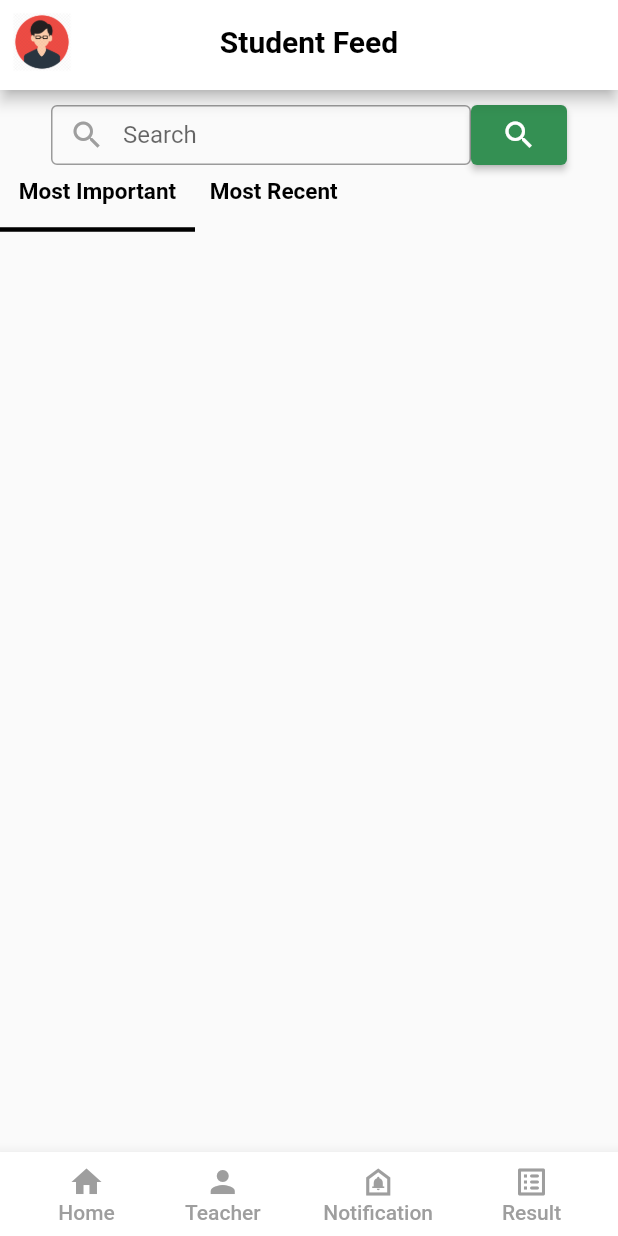
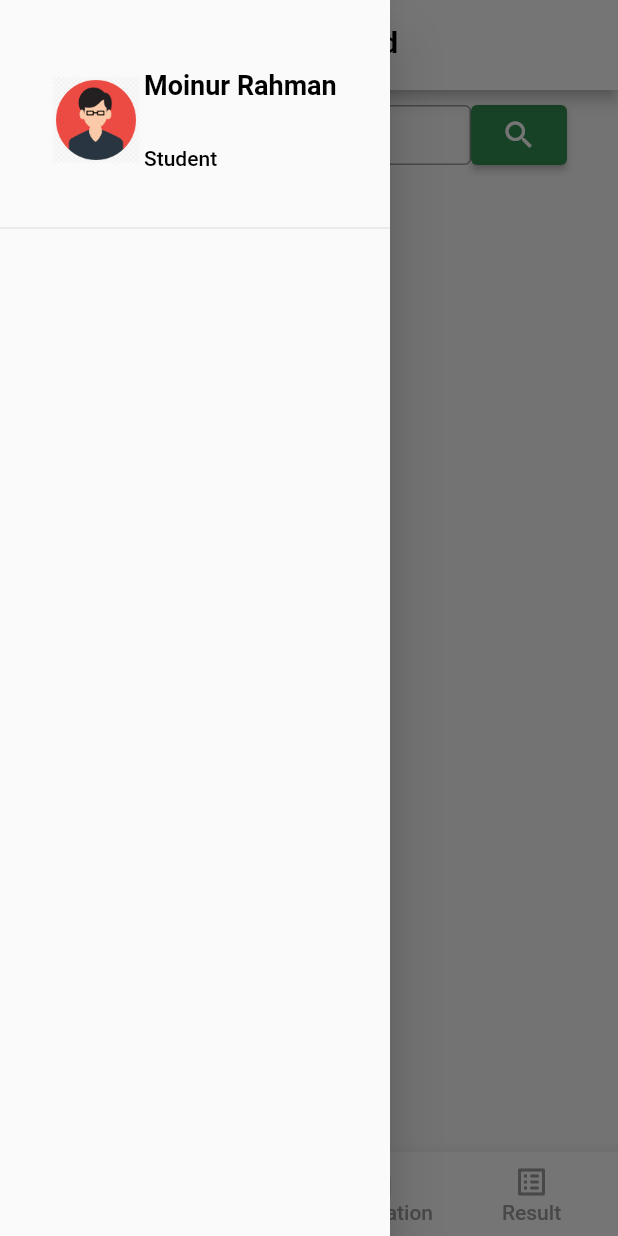
Before and after one commit to sajibsaj66/academi_portal, a Flutter app: the StudentDashboard screen opened by its route, in the side drawer, after a tap on "Home", on a phone screen of 412 x 824 dp. Run offline on Flutter 3.47's test engine with Material 2 defaults, Android fonts, the phone set to English and light mode, and no system bars; our stand-ins replace carousel_slider, flutter_dotenv, graphql, shared_preferences, toggle_switch; accounts and stored records are empty; network calls fail.

Commit message:
dawer done

```diff
--- a/lib/components/SignUpStudent/description_section.dart
+++ b/lib/components/SignUpStudent/description_section.dart
@@ -3,7 +3,7 @@ import 'package:flutter/material.dart';
 class DescriptionSection extends StatelessWidget {
   @override
   Widget build(BuildContext context) {
-    return SizedBox(
+    return const SizedBox(
       width: 300,
       child: Text(
         "Sign up using your social account or continue as",
--- a/lib/components/common/student_drawer.dart
+++ b/lib/components/common/student_drawer.dart
@@ -60,86 +60,86 @@ class StudentDrawer extends StatelessWidget {
               ),
             ),
           ),
-          SizedBox(
+          const SizedBox(
             height: 660,
-            child: Column(
-              mainAxisAlignment: MainAxisAlignment.spaceBetween,
-              children: [
-                SizedBox(
-                  height: 340,
-                  child: Column(
-                    mainAxisAlignment: MainAxisAlignment.spaceBetween,
-                    children: [
-                      DrawerButton(
-                        icon: 0xe1b1,
-                        buttonName: "Dashboard",
-                        color: 0xFF000000,
-                        routeName: StudentDashboard.routeName,
-                      ),
-                      DrawerButton(
-                        icon: 0xf85d,
-                        buttonName: "My Result",
-                        color: 0xFF000000,
-                        routeName: StudentResult.routeName,
-                      ),
-                      DrawerButton(
-                        icon: 0xe491,
-                        buttonName: "My Supervisor",
-                        color: 0xFF000000,
-                        routeName: TeacherList.routeName,
-                      ),
-                      DrawerButton(
-                        icon: 0xe491,
-                        buttonName: "My Course Teacher",
-                        color: 0xFF000000,
-                        routeName: TeacherList.routeName,
-                      ),
-                      DrawerButton(
-                        icon: 0xe2eb,
-                        buttonName: "Meeting",
-                        color: 0xFF000000,
-                        routeName: '',
-                      ),
-                      DrawerButton(
-                        icon: 0xefed,
-                        buttonName: "Notification",
-                        color: 0xFF000000,
-                        routeName: '',
-                      ),
-                    ],
-                  ),
-                ),
-                SizedBox(
-                  height: 160,
-                  child: Column(
-                    children: [
-                      Divider(
-                        color: Colors.black,
-                        thickness: 1,
-                      ),
-                      DrawerButton(
-                        icon: 0xe302,
-                        buttonName: "Help & Support",
-                        color: 0xFF000000,
-                        routeName: '',
-                      ),
-                      DrawerButton(
-                        icon: 0xe1c5,
-                        buttonName: "Developer Note",
-                        color: 0xFF000000,
-                        routeName: '',
-                      ),
-                      DrawerButton(
-                        icon: 0xe243,
-                        buttonName: "Log out",
-                        color: 0xFFFF0000,
-                        routeName: '',
-                      ),
-                    ],
-                  ),
-                ),
-              ],
-            ),
+            // child: Column(
+            //   mainAxisAlignment: MainAxisAlignment.spaceBetween,
+            //   children: [
+            //     SizedBox(
+            //       height: 340,
+            //       child: Column(
+            //         mainAxisAlignment: MainAxisAlignment.spaceBetween,
+            //         children: [
+            //           DrawerButton(
+            //             icon: 0xe1b1,
+            //             buttonName: "Dashboard",
+            //             color: 0xFF000000,
+            //             routeName: StudentDashboard.routeName,
+            //           ),
+            //           DrawerButton(
+            //             icon: 0xf85d,
+            //             buttonName: "My Result",
+            //             color: 0xFF000000,
+            //             routeName: StudentResult.routeName,
+            //           ),
+            //           DrawerButton(
+            //             icon: 0xe491,
+            //             buttonName: "My Supervisor",
+            //             color: 0xFF000000,
+            //             routeName: TeacherList.routeName,
+            //           ),
+            //           DrawerButton(
+            //             icon: 0xe491,
+            //             buttonName: "My Course Teacher",
+            //             color: 0xFF000000,
+            //             routeName: TeacherList.routeName,
+            //           ),
+            //           DrawerButton(
+            //             icon: 0xe2eb,
+            //             buttonName: "Meeting",
+            //             color: 0xFF000000,
+            //             routeName: '',
+            //           ),
+            //           DrawerButton(
+            //             icon: 0xefed,
+            //             buttonName: "Notification",
+            //             color: 0xFF000000,
+            //             routeName: '',
+            //           ),
+            //         ],
+            //       ),
+            //     ),
+            //     SizedBox(
+            //       height: 160,
+            //       child: Column(
+            //         children: [
+            //           Divider(
+            //             color: Colors.black,
+            //             thickness: 1,
+            //           ),
+            //           DrawerButton(
+            //             icon: 0xe302,
+            //             buttonName: "Help & Support",
+            //             color: 0xFF000000,
+            //             routeName: '',
+            //           ),
+            //           DrawerButton(
+            //             icon: 0xe1c5,
+            //             buttonName: "Developer Note",
+            //             color: 0xFF000000,
+            //             routeName: '',
+            //           ),
+            //           DrawerButton(
+            //             icon: 0xe243,
+            //             buttonName: "Log out",
+            //             color: 0xFFFF0000,
+            //             routeName: '',
+            //           ),
+            //         ],
+            //       ),
+            //     ),
+            //   ],
+            // ),
           ),
         ],
       ),
@@ -148,19 +148,19 @@ class StudentDrawer extends StatelessWidget {
 }
 
 
-class DrawerButton extends StatelessWidget {
-  const DrawerButton({super.key, required this.routeName, required this.buttonName, required this.color, required this.icon});
-
-  final String routeName,buttonName;
-  final Color color;
-  final IconButton icon;
-
-  @override
-  Widget build(BuildContext context) {
-    return Column(
-      children: [
-        Text('',)
-      ],
-    ) ;
-  }
-}
+// class DrawerButton extends StatelessWidget {
+//   const DrawerButton({super.key, required this.routeName, required this.buttonName, required this.color, required this.icon});
+//
+//   final String routeName,buttonName;
+//   final Color color;
+//   final IconButton icon;
+//
+//   @override
+//   Widget build(BuildContext context) {
+//     return Column(
+//       children: [
+//         Text('',)
+//       ],
+//     ) ;
+//   }
+// }
```
Also changed, not shown: lib/components/SignInPage/logo_button_section.dart (+8 -8 lines), 4 other files.
